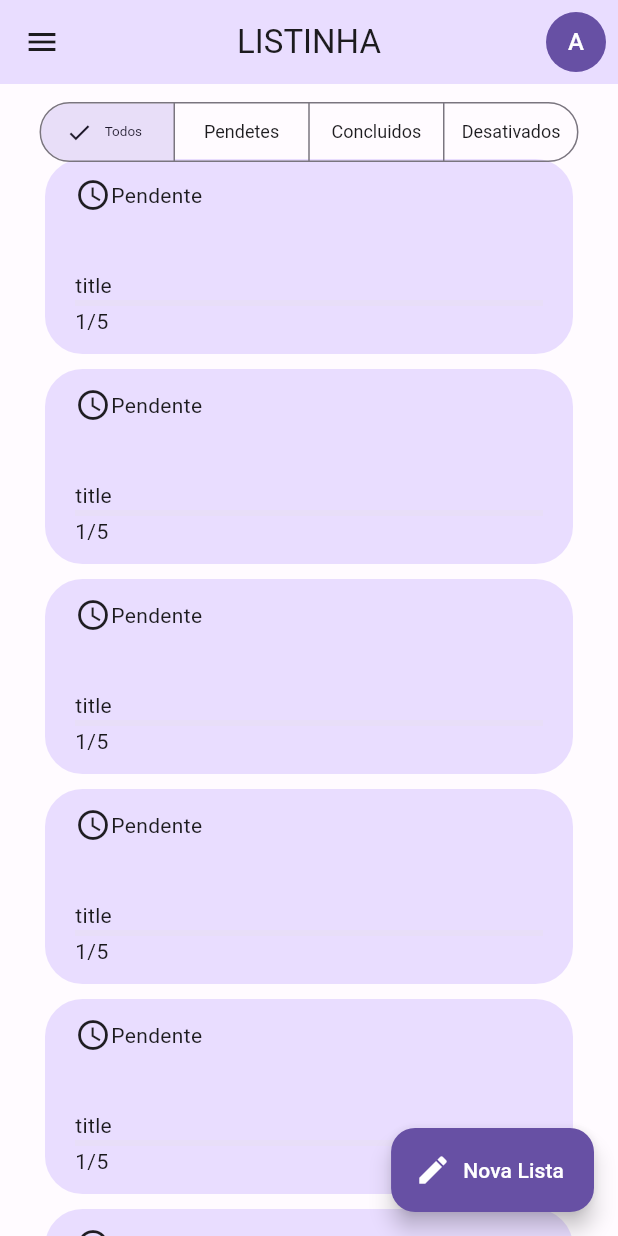
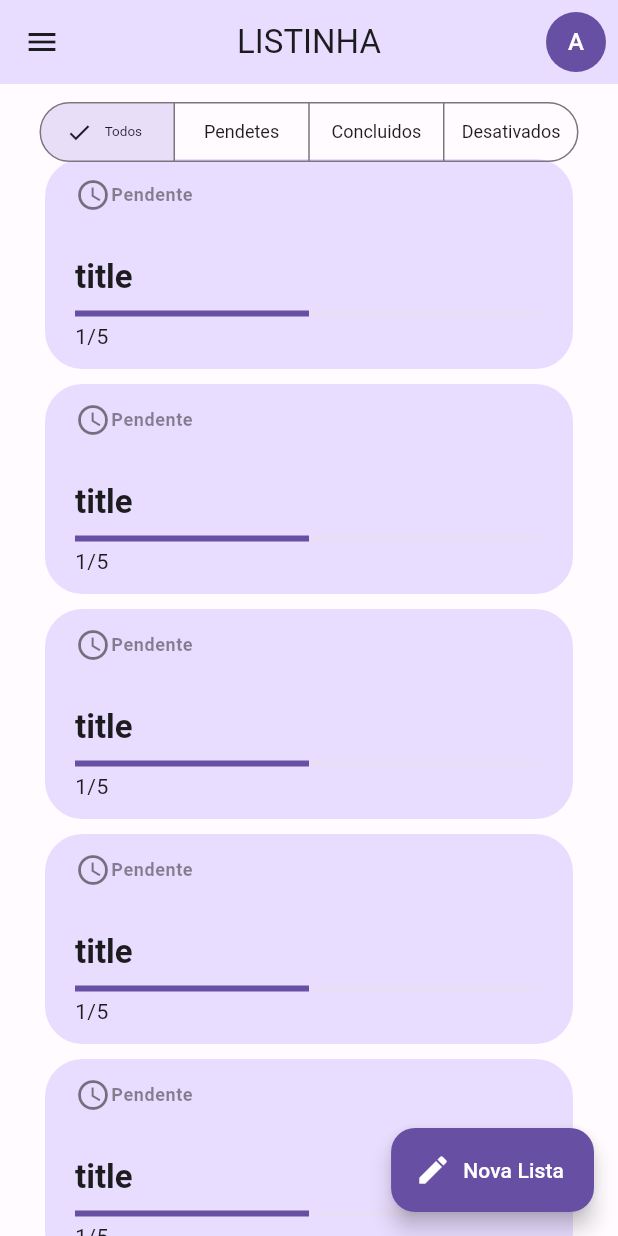
Before and after one commit to hadrianus-dev/list-app, a Flutter app: the screen it shows after launch, on a phone screen of 412 x 824 dp. Run offline on Flutter 3.47's test engine with Material 2 defaults, Android fonts, the phone set to English and light mode, and no system bars; our stand-ins replace flutter_modular, realm; generated files the repository leaves out were written again.

Commit message:
TaskCard is done

```diff
--- a/app/lib/src/home/home_page.dart
+++ b/app/lib/src/home/home_page.dart
@@ -31,8 +31,13 @@ class _HomePageState extends State<HomePage> {
                   top: 50, left: 30, right: 30, bottom: 200),
               itemCount: 100,
               itemBuilder: (_, index) {
-                final board = TaskBoard(Uuid.v4(), 'Nova Lista de Tarefas 1');
-                return TaskCard(board: board);
+                final board = TaskBoard(Uuid.v4(), 'Nova Lista de Tarefas 1', tasks: [
+                  Task(Uuid.v4(), '', complete: true),
+                  Task(Uuid.v4(), '', complete: true),
+                  Task(Uuid.v4(), ''),
+                  Task(Uuid.v4(), '')
+                ]);
+                return TaskCard(board: board, height: 140);
               },
               separatorBuilder: (context, index) {
                 return const SizedBox(height: 10);
--- a/app/lib/src/home/widgets/task_card.dart
+++ b/app/lib/src/home/widgets/task_card.dart
@@ -1,3 +1,4 @@
+// ignore_for_file: public_member_api_docs, sort_constructors_first
 import 'package:ListApp/src/shared/service/realm/models/task_model.dart';
 import 'package:flutter/material.dart';
 
@@ -5,7 +6,11 @@ import '../helpers/task_card_status.dart';
 
 class TaskCard extends StatelessWidget {
   final TaskBoard board;
-  const TaskCard({super.key, required this.board});
+  final double? height;
+  const TaskCard({
+    Key? key,
+    required this.board, this.height,
+  }) : super(key: key);
 
   double getProgress(List<Task> tasks) {
     if (tasks.isEmpty) return 0;
@@ -64,7 +69,7 @@ class TaskCard extends StatelessWidget {
     final iconData = status.icon;
 
     return Container(
-      height: 130,
+      height: height,
       decoration: BoxDecoration(
           color: backgroundColor, borderRadius: BorderRadius.circular(25)),
       padding: const EdgeInsets.symmetric(vertical: 12, horizontal: 20),
@@ -72,14 +77,37 @@ class TaskCard extends StatelessWidget {
         crossAxisAlignment: CrossAxisAlignment.start,
         children: [
           Row(
-            children: [Icon(iconData), Text(statusText)],
+            children: [
+              Icon(iconData, color: theme.iconTheme.color?.withOpacity(0.5)),
+              Text(
+                statusText,
+                style: theme.textTheme.bodySmall?.copyWith(
+                  fontWeight: FontWeight.bold,
+                  color: theme.textTheme.bodySmall?.color?.withOpacity(0.5),
+                ),
+              )
+            ],
           ),
           const Spacer(),
-          const Text('title'),
-          LinearProgressIndicator(
-            value: progress,
-            color: color,
+          Text(
+            'title',
+            style: theme.textTheme.titleLarge?.copyWith(
+              fontWeight: FontWeight.bold,
+            ),
           ),
+          const SizedBox(height: 8),
+          if (board.tasks.isNotEmpty)
+            Column(
+              crossAxisAlignment: CrossAxisAlignment.start,
+              mainAxisSize: MainAxisSize.min,
+              children: [
+                LinearProgressIndicator(
+                  value: progress,
+                  color: color,
+                ),
+              ],
+            ),
+          const SizedBox(height: 3),
           const Text('1/5')
         ],
       ),
```
